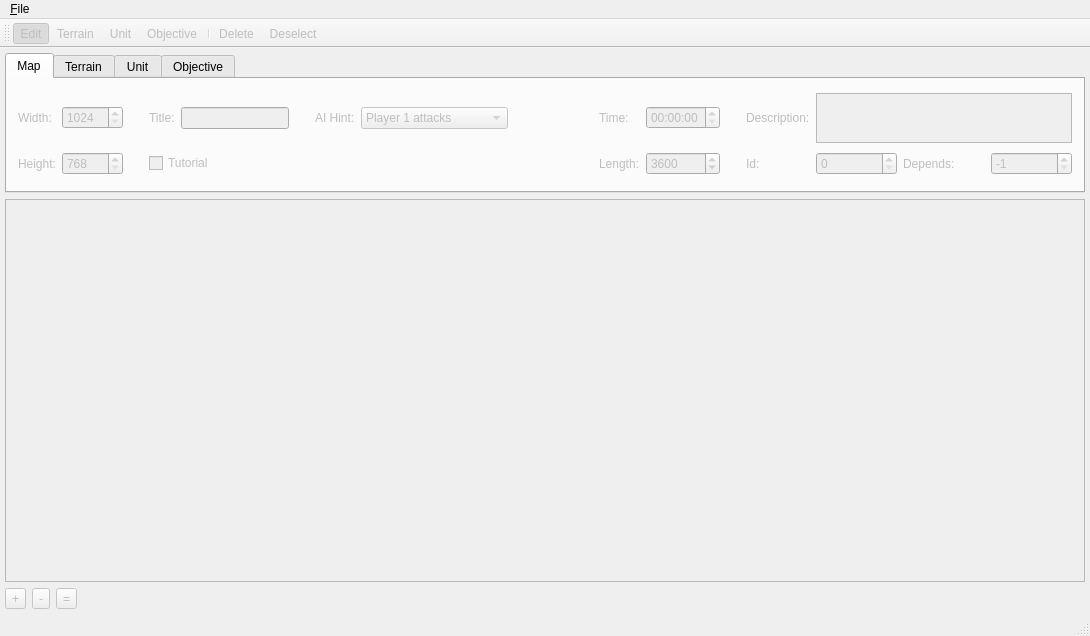
The window that EditorMainWindow.ui (D-Pointer/imperium-editor) describes before a commit, drawn with Qt 5.
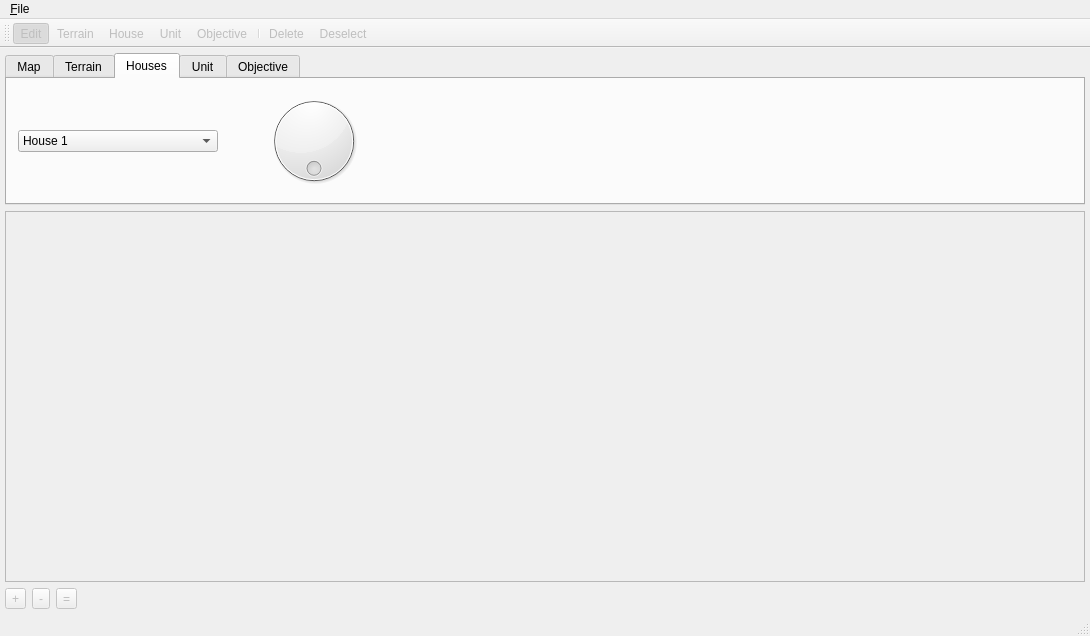
The same window after the commit. Icons and pictures are not drawn.

Commit message: Added houses as separate icons

Diff of the .ui file:
```diff
--- a/EditorMainWindow.ui
+++ b/EditorMainWindow.ui
@@ -30,7 +30,7 @@
        </sizepolicy>
       </property>
       <property name="currentIndex">
-       <number>0</number>
+       <number>2</number>
       </property>
       <widget class="QWidget" name="m_map_tab">
        <property name="enabled">
@@ -500,6 +500,110 @@
         </item>
        </layout>
       </widget>
+      <widget class="QWidget" name="m_houses_tab">
+       <attribute name="title">
+        <string>Houses</string>
+       </attribute>
+       <layout class="QHBoxLayout" name="horizontalLayout">
+        <item>
+         <widget class="QComboBox" name="m_house_type">
+          <property name="minimumSize">
+           <size>
+            <width>200</width>
+            <height>0</height>
+           </size>
+          </property>
+          <item>
+           <property name="text">
+            <string>House 1</string>
+           </property>
+           <property name="icon">
+            <iconset resource="Icons.qrc">
+             <normaloff>:/Icons/House1.png</normaloff>:/Icons/House1.png</iconset>
+           </property>
+          </item>
+          <item>
+           <property name="text">
+            <string>House 2</string>
+           </property>
+           <property name="icon">
+            <iconset resource="Icons.qrc">
+             <normaloff>:/Icons/House2.png</normaloff>:/Icons/House2.png</iconset>
+           </property>
+          </item>
+          <item>
+           <property name="text">
+            <string>House 3</string>
+           </property>
+           <property name="icon">
+            <iconset resource="Icons.qrc">
+             <normaloff>:/Icons/House3.png</normaloff>:/Icons/House3.png</iconset>
+           </property>
+          </item>
+          <item>
+           <property name="text">
+            <string>House 4</string>
+           </property>
+           <property name="icon">
+            <iconset resource="Icons.qrc">
+             <normaloff>:/Icons/House4.png</normaloff>:/Icons/House4.png</iconset>
+           </property>
+          </item>
+          <item>
+           <property name="text">
+            <string>House 5</string>
+           </property>
+           <property name="icon">
+            <iconset resource="Icons.qrc">
+             <normaloff>:/Icons/House5.png</normaloff>:/Icons/House5.png</iconset>
+           </property>
+          </item>
+         </widget>
+        </item>
+        <item>
+         <spacer name="horizontalSpacer_12">
+          <property name="orientation">
+           <enum>Qt::Horizontal</enum>
+          </property>
+          <property name="sizeType">
+           <enum>QSizePolicy::Preferred</enum>
+          </property>
+          <property name="sizeHint" stdset="0">
+           <size>
+            <width>40</width>
+            <height>20</height>
+           </size>
+          </property>
+         </spacer>
+        </item>
+        <item>
+         <widget class="QDial" name="m_house_rotation">
+          <property name="maximum">
+           <number>359</number>
+          </property>
+          <property name="wrapping">
+           <bool>true</bool>
+          </property>
+          <property name="notchesVisible">
+           <bool>false</bool>
+          </property>
+         </widget>
+        </item>
+        <item>
+         <spacer name="horizontalSpacer_13">
+          <property name="orientation">
+           <enum>Qt::Horizontal</enum>
+          </property>
+          <property name="sizeHint" stdset="0">
+           <size>
+            <width>667</width>
+            <height>20</height>
+           </size>
+          </property>
+         </spacer>
+        </item>
+       </layout>
+      </widget>
       <widget class="QWidget" name="m_unit_tab">
        <property name="enabled">
         <bool>false</bool>
@@ -881,6 +985,7 @@
    </attribute>
    <addaction name="m_edit_action"/>
    <addaction name="m_terrain_action"/>
+   <addaction name="m_house_action"/>
    <addaction name="m_unit_action"/>
    <addaction name="m_objective_action"/>
    <addaction name="separator"/>
@@ -990,6 +1095,20 @@
     <string>Objective</string>
    </property>
   </action>
+  <action name="m_house_action">
+   <property name="checkable">
+    <bool>true</bool>
+   </property>
+   <property name="text">
+    <string>House</string>
+   </property>
+   <property name="toolTip">
+    <string>House</string>
+   </property>
+   <property name="shortcut">
+    <string>H</string>
+   </property>
+  </action>
  </widget>
  <layoutdefault spacing="6" margin="11"/>
  <resources/>
```
Left out of the diff: 4 changed lines with no effect on the pictures. The commit also changes 20 other files.
